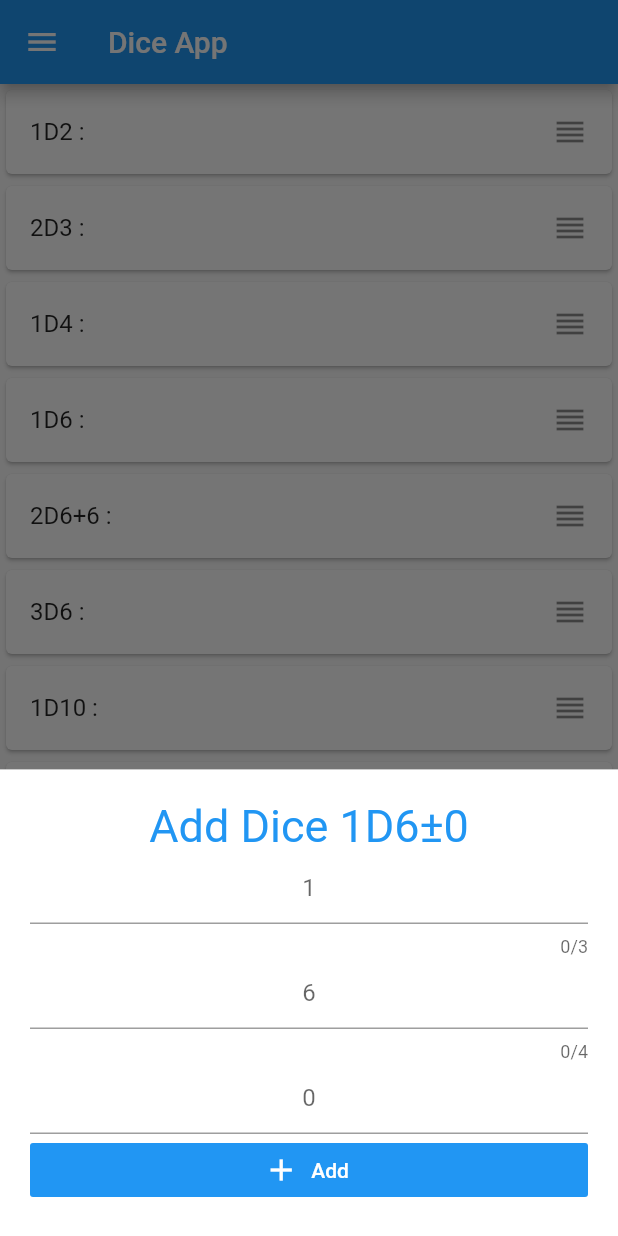
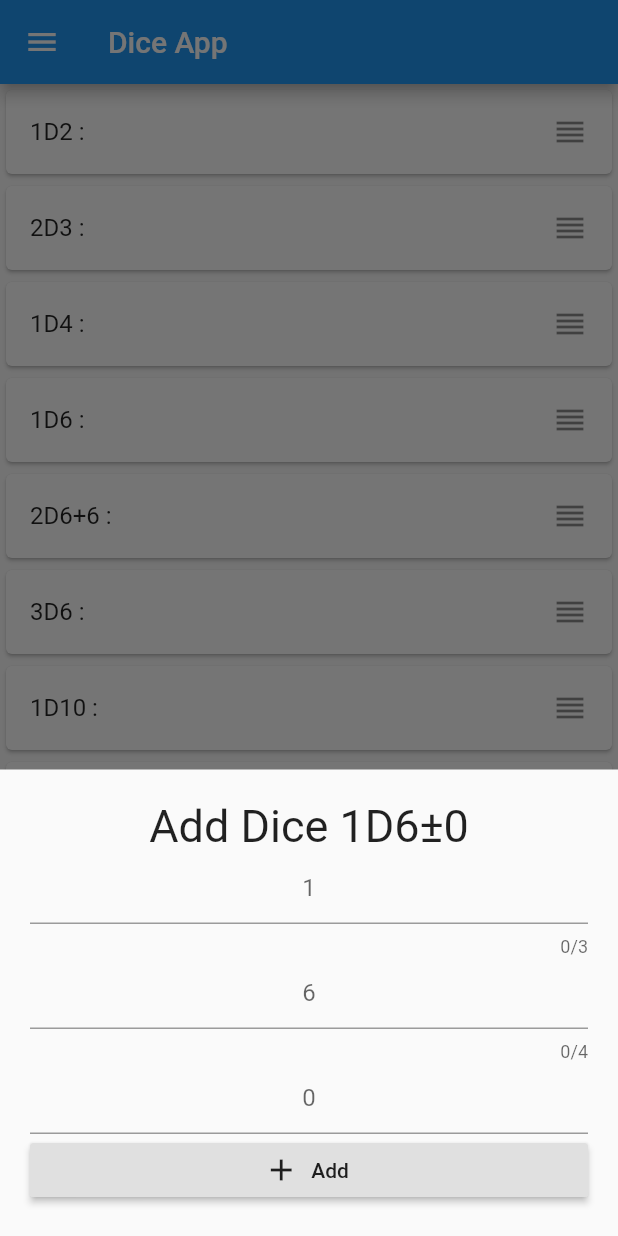
Before and after one commit to miajimyu/dice_list_view, a Flutter app: the screen it shows after launch, after a tap on the "add" icon, on a phone screen of 412 x 824 dp. Run offline on Flutter 3.47's test engine with Material 2 defaults, Android fonts, the light colour scheme and no system bars; our stand-ins replace font_awesome_flutter, package_info, shared_preferences.

Commit message:
Add DarkTheme

```diff
--- a/lib/main.dart
+++ b/lib/main.dart
@@ -18,6 +18,7 @@ class MyApp extends StatelessWidget {
   @override
   Widget build(BuildContext context) {
     return MaterialApp(
+      darkTheme: ThemeData.dark(),
       home: MultiProvider(
         providers: [
           ChangeNotifierProvider<History>(create: (_) => History()),
--- a/lib/screen/add_dice_screen.dart
+++ b/lib/screen/add_dice_screen.dart
@@ -21,10 +21,10 @@ class _AddDiceScreenState extends State<AddDiceScreen> {
   @override
   Widget build(BuildContext context) {
     return Container(
-      color: const Color(0xff757575),
+      // color: const Color(0xff757575),
       child: Container(
         padding: const EdgeInsets.all(20),
-        color: Colors.white,
+        // color: Colors.black,
         child: Form(
           key: _key,
           autovalidate: true,
@@ -43,23 +43,16 @@ class _AddDiceScreenState extends State<AddDiceScreen> {
         Text(
           'Add Dice ${dice.fullName}',
           textAlign: TextAlign.center,
-          style: TextStyle(
-            fontSize: 30,
-            color: Colors.blue,
-          ),
+          style: const TextStyle(fontSize: 30),
         ),
         _buildNumberForm(),
         _buildFacesForm(),
         _buildAddForm(),
         Tooltip(
           message: 'Add',
-          child: FlatButton.icon(
-            icon: Icon(Icons.add, color: Colors.white),
-            label: const Text(
-              'Add',
-              style: TextStyle(color: Colors.white),
-            ),
-            color: Colors.blue,
+          child: RaisedButton.icon(
+            icon: const Icon(Icons.add),
+            label: const Text('Add'),
             onPressed: () {
               if (_key.currentState.validate()) {
                 diceList.add(dice);
--- a/lib/widgets/drawer.dart
+++ b/lib/widgets/drawer.dart
@@ -17,16 +17,12 @@ class HomePageDrawer extends StatelessWidget {
     return Drawer(
       child: ListView(
         children: <Widget>[
-          DrawerHeader(
-            child: const Text(
+          const DrawerHeader(
+            child: Text(
               'Menu',
               style: TextStyle(
-                color: Colors.white,
                 fontSize: 24,
               ),
-            ),
-            decoration: BoxDecoration(
-              color: Colors.blue,
             ),
           ),
           ShowDialogListTile(),
```
